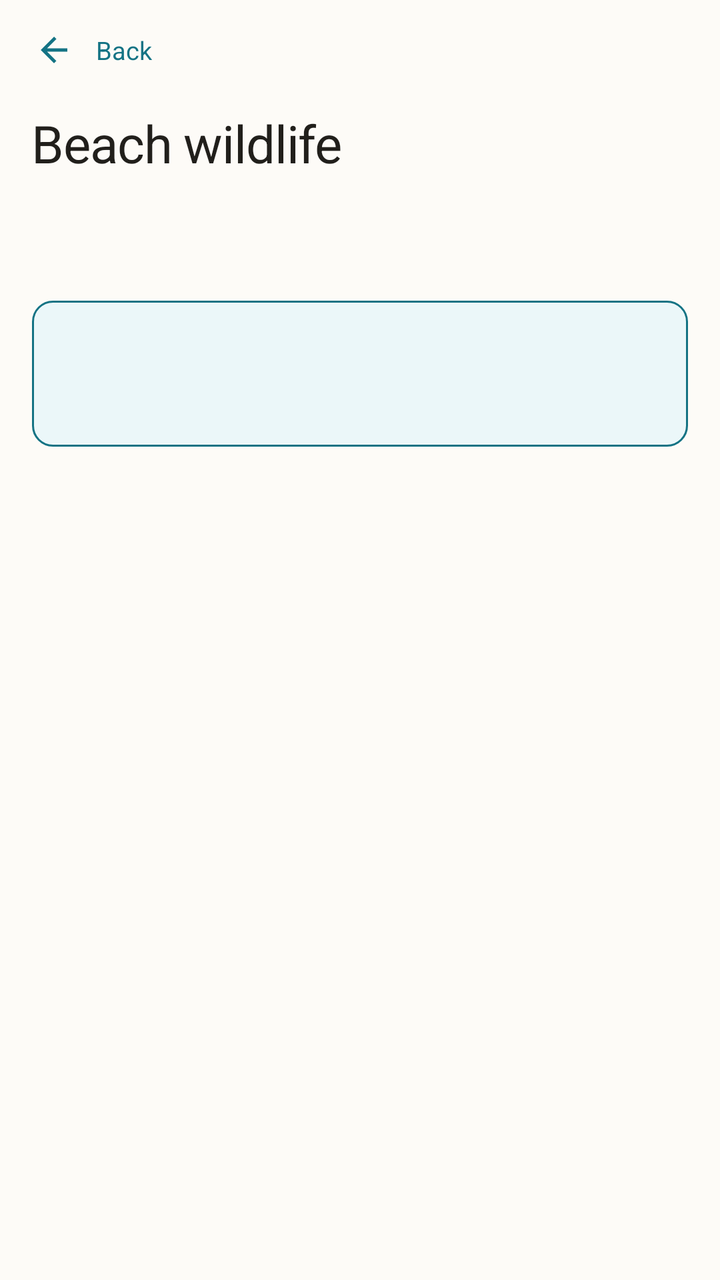
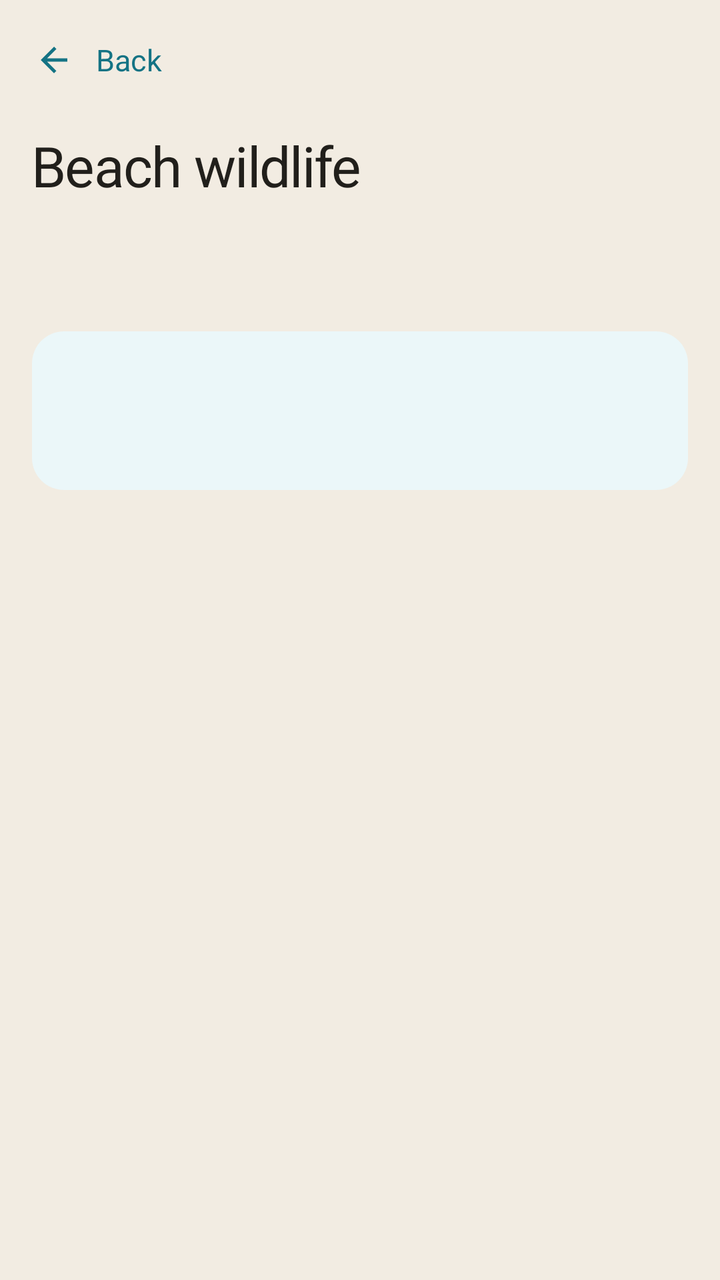

Screens rendered from an Android XML layout before and after an edit, with the pre-edit source and the edit as a unified diff.
<!-- AndroidManifest.xml: activity theme Theme.MyApplication -->
<!-- res/layout/activity_wildlife_guide.xml -->
<?xml version="1.0" encoding="utf-8"?>
<LinearLayout xmlns:android="http://schemas.android.com/apk/res/android"
    xmlns:app="http://schemas.android.com/apk/res-auto"
    android:layout_width="match_parent"
    android:layout_height="match_parent"
    android:background="@color/background"
    android:orientation="vertical">

    <LinearLayout
        android:id="@+id/wildlifeHeader"
        android:layout_width="match_parent"
        android:layout_height="wrap_content"
        android:background="@color/background"
        android:gravity="center_vertical"
        android:orientation="horizontal"
        android:paddingHorizontal="8dp"
        android:paddingTop="6dp"
        android:paddingBottom="6dp">

        
        <LinearLayout
            android:id="@+id/wildlifeBackButton"
            android:layout_width="wrap_content"
            android:layout_height="wrap_content"
            android:background="?attr/selectableItemBackground"
            android:clickable="true"
            android:focusable="true"
            android:gravity="center_vertical"
            android:orientation="horizontal"
            android:paddingStart="0dp"
            android:paddingEnd="10dp">

            <ImageView
                android:layout_width="38dp"
                android:layout_height="38dp"
                android:contentDescription="@null"
                android:padding="9dp"
                android:src="@drawable/ic_back"
                app:tint="@color/primary" />

            <TextView
                android:layout_width="wrap_content"
                android:layout_height="wrap_content"
                android:layout_marginStart="2dp"
                android:text="@string/back"
                android:textColor="@color/primary"
                android:textSize="12.5sp" />
        </LinearLayout>
    </LinearLayout>

    <androidx.core.widget.NestedScrollView
        android:id="@+id/wildlifeScrollView"
        android:layout_width="match_parent"
        android:layout_height="0dp"
        android:layout_weight="1"
        android:fillViewport="true"
        android:scrollbars="none">

        <LinearLayout
            android:layout_width="match_parent"
            android:layout_height="wrap_content"
            android:orientation="vertical"
            android:paddingTop="4dp"
            android:paddingBottom="24dp">

            <TextView
                android:layout_width="match_parent"
                android:layout_height="wrap_content"
                android:paddingHorizontal="16dp"
                android:text="@string/wildlife_title"
                android:textAppearance="@style/TextAppearance.App.Headline" />

            
            <HorizontalScrollView
                android:layout_width="match_parent"
                android:layout_height="wrap_content"
                android:layout_marginTop="16dp"
                android:clipToPadding="false"
                android:paddingHorizontal="16dp"
                android:scrollbars="none">

                <LinearLayout
                    android:id="@+id/wildlifeCoastRow"
                    android:layout_width="wrap_content"
                    android:layout_height="wrap_content"
                    android:orientation="horizontal" />
            </HorizontalScrollView>

            
            <TextView
                android:id="@+id/wildlifeBeaches"
                android:layout_width="match_parent"
                android:layout_height="wrap_content"
                android:layout_marginTop="14dp"
                android:lineSpacingMultiplier="1.45"
                android:paddingHorizontal="16dp"
                android:textAppearance="@style/TextAppearance.App.Subtitle" />

            
            <LinearLayout
                android:id="@+id/wildlifeNote"
                android:layout_width="match_parent"
                android:layout_height="wrap_content"
                android:layout_marginHorizontal="16dp"
                android:layout_marginTop="14dp"
                android:background="@drawable/bg_accent_note"
                android:orientation="vertical"
                android:padding="14dp">

                <TextView
                    android:id="@+id/wildlifeNoteTitle"
                    android:layout_width="match_parent"
                    android:layout_height="wrap_content"
                    android:fontFamily="sans-serif-medium"
                    android:textColor="@color/primary"
                    android:textSize="15sp" />

                <TextView
                    android:id="@+id/wildlifeNoteBody"
                    android:layout_width="match_parent"
                    android:layout_height="wrap_content"
                    android:layout_marginTop="6dp"
                    android:lineSpacingMultiplier="1.5"
                    android:textAppearance="@style/TextAppearance.App.Body" />
            </LinearLayout>

            <LinearLayout
                android:id="@+id/wildlifeSpeciesList"
                android:layout_width="match_parent"
                android:layout_height="wrap_content"
                android:layout_marginTop="16dp"
                android:orientation="vertical"
                android:paddingHorizontal="16dp" />

        </LinearLayout>
    </androidx.core.widget.NestedScrollView>

</LinearLayout>
<!-- resources referenced by this layout -->
<resources>
  <color name="background">#FDFBF7</color>
  <!-- drawable bg_accent_note (drawable) -->
  <?xml version="1.0" encoding="utf-8"?>
  <shape xmlns:android="http://schemas.android.com/apk/res/android"
      android:shape="rectangle">
      <solid android:color="@color/accent_tint" />
      <stroke android:width="1dp" android:color="@color/primary" />
      <corners android:radius="10dp" />
  </shape>
  <style name="TextAppearance.App.Body" parent="TextAppearance.Material3.BodyMedium">
          <item name="android:textSize">13.5sp</item>
          <item name="android:textColor">@color/text_primary</item>
          <item name="android:lineSpacingMultiplier">1.5</item>
      </style>
  <style name="TextAppearance.App.Headline" parent="TextAppearance.Material3.HeadlineSmall">
          <item name="android:textSize">26sp</item>
          <item name="android:fontFamily">sans-serif-medium</item>
          <item name="android:letterSpacing">-0.015</item>
          <item name="android:textColor">@color/text_primary</item>
      </style>
  <style name="TextAppearance.App.Subtitle" parent="TextAppearance.Material3.BodySmall">
          <item name="android:fontFamily">sans-serif</item>
          <item name="android:textSize">12.5sp</item>
          <item name="android:textColor">@color/text_secondary</item>
      </style>
  <style name="Theme.MyApplication" parent="Theme.Material3.DayNight.NoActionBar">
          <item name="colorPrimary">@color/primary</item>
          <item name="colorOnPrimary">@color/on_primary</item>
          <item name="colorPrimaryContainer">@color/advisor_bg</item>
          <item name="colorOnPrimaryContainer">@color/primary_variant</item>
  
          <item name="colorSecondary">@color/secondary</item>
          <item name="colorOnSecondary">@color/on_secondary</item>
          <item name="colorSecondaryContainer">@color/surface_alt</item>
          <item name="colorOnSecondaryContainer">@color/text_primary</item>
          <item name="colorTertiary">@color/tertiary_gold</item>
          <item name="colorTertiaryContainer">@color/surface_alt</item>
          <item name="colorOnTertiaryContainer">@color/text_primary</item>
  
          <item name="android:colorBackground">@color/background</item>
          <item name="colorSurface">@color/surface</item>
          <item name="colorOnSurface">@color/text_primary</item>
          <item name="colorSurfaceVariant">@color/surface_alt</item>
          <item name="colorOnSurfaceVariant">@color/text_secondary</item>
          <item name="colorSurfaceContainer">@color/surface</item>
          <item name="colorSurfaceContainerLow">@color/surface</item>
          <item name="colorSurfaceContainerLowest">@color/background</item>
          <item name="colorSurfaceContainerHigh">@color/surface_alt</item>
          <item name="colorSurfaceContainerHighest">@color/surface_alt</item>
          <item name="colorOutline">@color/divider</item>
          <item name="colorOutlineVariant">@color/divider</item>
          <item name="colorError">@color/error</item>
  
          
          <item name="shapeAppearanceCornerExtraSmall">@style/ShapeAppearance.App.Corner.ExtraSmall</item>
          <item name="shapeAppearanceCornerSmall">@style/ShapeAppearance.App.Corner.Small</item>
          <item name="shapeAppearanceCornerMedium">@style/ShapeAppearance.App.Corner.Medium</item>
          <item name="shapeAppearanceCornerLarge">@style/ShapeAppearance.App.Corner.Large</item>
          <item name="shapeAppearanceCornerExtraLarge">@style/ShapeAppearance.App.Corner.ExtraLarge</item>
  
          
          <item name="android:fontFamily">sans-serif</item>
          <item name="fontFamily">sans-serif</item>
  
          
          <item name="android:statusBarColor">@android:color/transparent</item>
          <item name="android:navigationBarColor">@color/background</item>
          <item name="android:windowLightStatusBar" tools:targetApi="23">true</item>
          <item name="android:windowLightNavigationBar" tools:targetApi="27">true</item>
  
          <item name="windowActionBar">false</item>
          <item name="windowNoTitle">true</item>
      </style>
  <color name="surface">#F6F1E8</color>
  <color name="error">#E03C21</color>
  <!-- unchanged entries left out for length: 20 -->
</resources>

<!-- the commit's change to res/layout/activity_wildlife_guide.xml (unified diff, before → after) -->
@@ -20,6 +20,7 @@
         
         <LinearLayout
             android:id="@+id/wildlifeBackButton"
+            android:minHeight="48dp"
             android:layout_width="wrap_content"
             android:layout_height="wrap_content"
             android:background="?attr/selectableItemBackground"
@@ -44,7 +45,7 @@
                 android:layout_marginStart="2dp"
                 android:text="@string/back"
                 android:textColor="@color/primary"
-                android:textSize="12.5sp" />
+                android:textSize="15sp" />
         </LinearLayout>
     </LinearLayout>
 
@@ -113,7 +114,7 @@
                     android:layout_height="wrap_content"
                     android:fontFamily="sans-serif-medium"
                     android:textColor="@color/primary"
-                    android:textSize="15sp" />
+                    android:textSize="17sp" />
 
                 <TextView
                     android:id="@+id/wildlifeNoteBody"
<!-- resource entries referenced after the edit -->
@@ -1,28 +1,29 @@
 <!-- resources referenced by this layout -->
 <resources>
-  <color name="background">#FDFBF7</color>
+  <color name="background">#F2ECE2</color>
   <!-- drawable bg_accent_note (drawable) -->
   <?xml version="1.0" encoding="utf-8"?>
   <shape xmlns:android="http://schemas.android.com/apk/res/android"
       android:shape="rectangle">
       <solid android:color="@color/accent_tint" />
-      <stroke android:width="1dp" android:color="@color/primary" />
-      <corners android:radius="10dp" />
+      <corners android:radius="16dp" />
   </shape>
   <style name="TextAppearance.App.Body" parent="TextAppearance.Material3.BodyMedium">
-          <item name="android:textSize">13.5sp</item>
+          <item name="android:textSize">17sp</item>
+          <item name="android:letterSpacing">0</item>
           <item name="android:textColor">@color/text_primary</item>
-          <item name="android:lineSpacingMultiplier">1.5</item>
+          <item name="android:lineSpacingMultiplier">1.3</item>
       </style>
   <style name="TextAppearance.App.Headline" parent="TextAppearance.Material3.HeadlineSmall">
-          <item name="android:textSize">26sp</item>
+          <item name="android:textSize">28sp</item>
           <item name="android:fontFamily">sans-serif-medium</item>
-          <item name="android:letterSpacing">-0.015</item>
+          <item name="android:letterSpacing">-0.02</item>
           <item name="android:textColor">@color/text_primary</item>
       </style>
   <style name="TextAppearance.App.Subtitle" parent="TextAppearance.Material3.BodySmall">
           <item name="android:fontFamily">sans-serif</item>
-          <item name="android:textSize">12.5sp</item>
+          <item name="android:textSize">15sp</item>
+          <item name="android:letterSpacing">0</item>
           <item name="android:textColor">@color/text_secondary</item>
       </style>
   <style name="Theme.MyApplication" parent="Theme.Material3.DayNight.NoActionBar">
@@ -49,7 +50,8 @@
           <item name="colorSurfaceContainerLowest">@color/background</item>
           <item name="colorSurfaceContainerHigh">@color/surface_alt</item>
           <item name="colorSurfaceContainerHighest">@color/surface_alt</item>
-          <item name="colorOutline">@color/divider</item>
+          
+          <item name="colorOutline">@color/text_secondary</item>
           <item name="colorOutlineVariant">@color/divider</item>
           <item name="colorError">@color/error</item>
   
@@ -70,11 +72,28 @@
           <item name="android:windowLightStatusBar" tools:targetApi="23">true</item>
           <item name="android:windowLightNavigationBar" tools:targetApi="27">true</item>
   
+          
+          <item name="materialButtonStyle">@style/Widget.App.Button</item>
+  
           <item name="windowActionBar">false</item>
           <item name="windowNoTitle">true</item>
       </style>
-  <color name="surface">#F6F1E8</color>
-  <color name="error">#E03C21</color>
+  <color name="surface">#FFFDF9</color>
+  <color name="error">#B42E17</color>
+  <style name="Widget.App.Button" parent="Widget.Material3.Button">
+          <item name="android:minHeight">50dp</item>
+          <item name="android:insetTop">0dp</item>
+          <item name="android:insetBottom">0dp</item>
+          <item name="android:textSize">17sp</item>
+          <item name="android:fontFamily">sans-serif-medium</item>
+          <item name="android:letterSpacing">0</item>
+          <item name="android:textAllCaps">false</item>
+          <item name="cornerRadius">12dp</item>
+          <item name="backgroundTint">@color/primary</item>
+          <item name="android:textColor">@color/on_primary</item>
+          <item name="iconTint">@color/on_primary</item>
+          <item name="elevation">0dp</item>
+      </style>
   <!-- unchanged entries left out for length: 20 -->
 </resources>
 
